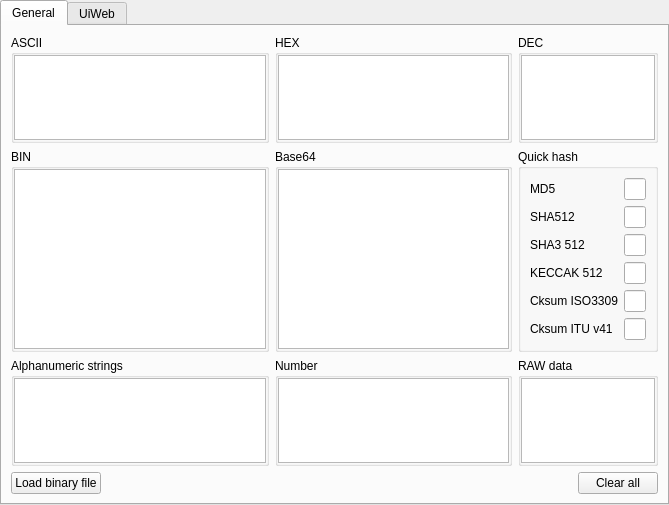
Above: ui/Encoding/UiEncoding.ui from caffedrine/CryptoPocketKnife before the change. Below: the same form after it.
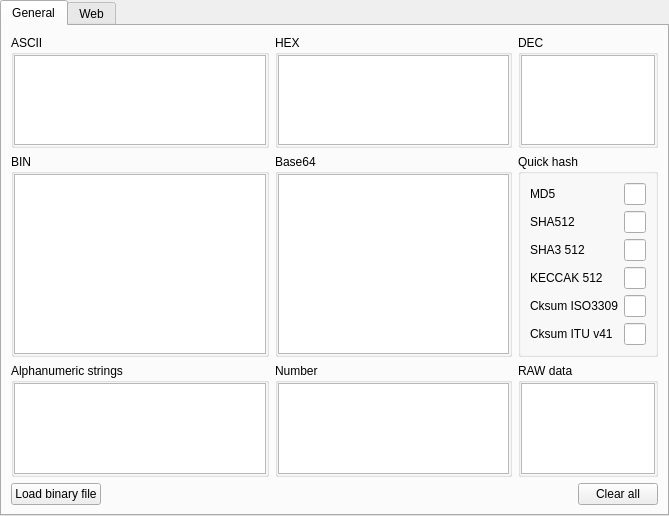
That is the form after the change.

What changed in the file:
```diff
--- a/ui/Encoding/UiEncoding.ui
+++ b/ui/Encoding/UiEncoding.ui
@@ -7,7 +7,7 @@
     <x>0</x>
     <y>0</y>
     <width>669</width>
-    <height>505</height>
+    <height>516</height>
    </rect>
   </property>
   <property name="windowTitle">
@@ -130,10 +130,9 @@
            <widget class="QTextEdit" name="textEdit_EncodeDecode_General_BIN">
             <property name="html">
              <string>&lt;!DOCTYPE HTML PUBLIC &quot;-//W3C//DTD HTML 4.0//EN&quot; &quot;http://www.w3.org/TR/REC-html40/strict.dtd&quot;&gt;
-&lt;html&gt;&lt;head&gt;&lt;meta name=&quot;qrichtext&quot; content=&quot;1&quot; /&gt;&lt;meta charset=&quot;utf-8&quot; /&gt;&lt;style type=&quot;text/css&quot;&gt;
+&lt;html&gt;&lt;head&gt;&lt;meta name=&quot;qrichtext&quot; content=&quot;1&quot; /&gt;&lt;style type=&quot;text/css&quot;&gt;
 p, li { white-space: pre-wrap; }
-hr { height: 1px; border-width: 0; }
-&lt;/style&gt;&lt;/head&gt;&lt;body style=&quot; font-family:'Segoe UI'; font-size:9pt; font-weight:400; font-style:normal;&quot;&gt;
+&lt;/style&gt;&lt;/head&gt;&lt;body style=&quot; font-family:'Ubuntu'; font-size:11pt; font-weight:400; font-style:normal;&quot;&gt;
 &lt;p style=&quot;-qt-paragraph-type:empty; margin-top:0px; margin-bottom:0px; margin-left:0px; margin-right:0px; -qt-block-indent:0; text-indent:0px; font-family:'MS Shell Dlg 2'; font-size:8.25pt;&quot;&gt;&lt;br /&gt;&lt;/p&gt;&lt;/body&gt;&lt;/html&gt;</string>
             </property>
            </widget>
@@ -293,10 +292,9 @@
            <widget class="QTextEdit" name="textEdit_EncodeDecode_General_AlphanumericStrings">
             <property name="html">
              <string>&lt;!DOCTYPE HTML PUBLIC &quot;-//W3C//DTD HTML 4.0//EN&quot; &quot;http://www.w3.org/TR/REC-html40/strict.dtd&quot;&gt;
-&lt;html&gt;&lt;head&gt;&lt;meta name=&quot;qrichtext&quot; content=&quot;1&quot; /&gt;&lt;meta charset=&quot;utf-8&quot; /&gt;&lt;style type=&quot;text/css&quot;&gt;
+&lt;html&gt;&lt;head&gt;&lt;meta name=&quot;qrichtext&quot; content=&quot;1&quot; /&gt;&lt;style type=&quot;text/css&quot;&gt;
 p, li { white-space: pre-wrap; }
-hr { height: 1px; border-width: 0; }
-&lt;/style&gt;&lt;/head&gt;&lt;body style=&quot; font-family:'Segoe UI'; font-size:9pt; font-weight:400; font-style:normal;&quot;&gt;
+&lt;/style&gt;&lt;/head&gt;&lt;body style=&quot; font-family:'Ubuntu'; font-size:11pt; font-weight:400; font-style:normal;&quot;&gt;
 &lt;p style=&quot;-qt-paragraph-type:empty; margin-top:0px; margin-bottom:0px; margin-left:0px; margin-right:0px; -qt-block-indent:0; text-indent:0px; font-family:'MS Shell Dlg 2'; font-size:8.25pt;&quot;&gt;&lt;br /&gt;&lt;/p&gt;&lt;/body&gt;&lt;/html&gt;</string>
             </property>
            </widget>
@@ -356,10 +354,9 @@
             </property>
             <property name="html">
              <string>&lt;!DOCTYPE HTML PUBLIC &quot;-//W3C//DTD HTML 4.0//EN&quot; &quot;http://www.w3.org/TR/REC-html40/strict.dtd&quot;&gt;
-&lt;html&gt;&lt;head&gt;&lt;meta name=&quot;qrichtext&quot; content=&quot;1&quot; /&gt;&lt;meta charset=&quot;utf-8&quot; /&gt;&lt;style type=&quot;text/css&quot;&gt;
+&lt;html&gt;&lt;head&gt;&lt;meta name=&quot;qrichtext&quot; content=&quot;1&quot; /&gt;&lt;style type=&quot;text/css&quot;&gt;
 p, li { white-space: pre-wrap; }
-hr { height: 1px; border-width: 0; }
-&lt;/style&gt;&lt;/head&gt;&lt;body style=&quot; font-family:'Segoe UI'; font-size:9pt; font-weight:400; font-style:normal;&quot;&gt;
+&lt;/style&gt;&lt;/head&gt;&lt;body style=&quot; font-family:'Ubuntu'; font-size:11pt; font-weight:400; font-style:normal;&quot;&gt;
 &lt;p style=&quot;-qt-paragraph-type:empty; margin-top:0px; margin-bottom:0px; margin-left:0px; margin-right:0px; -qt-block-indent:0; text-indent:0px; font-family:'MS Shell Dlg 2'; font-size:8.25pt;&quot;&gt;&lt;br /&gt;&lt;/p&gt;&lt;/body&gt;&lt;/html&gt;</string>
             </property>
            </widget>
@@ -424,7 +421,7 @@
      </widget>
      <widget class="QWidget" name="tab_11">
       <attribute name="title">
-       <string>UiWeb</string>
+       <string>Web</string>
       </attribute>
       <layout class="QGridLayout" name="gridLayout_17">
        <item row="0" column="0">
```
